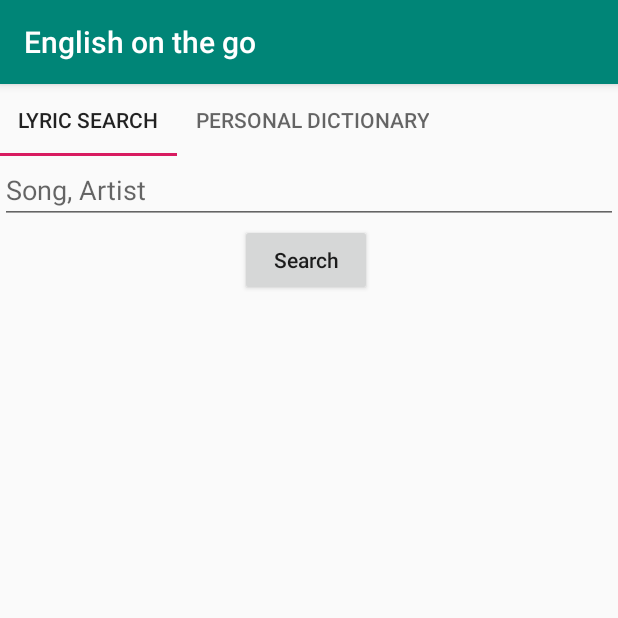
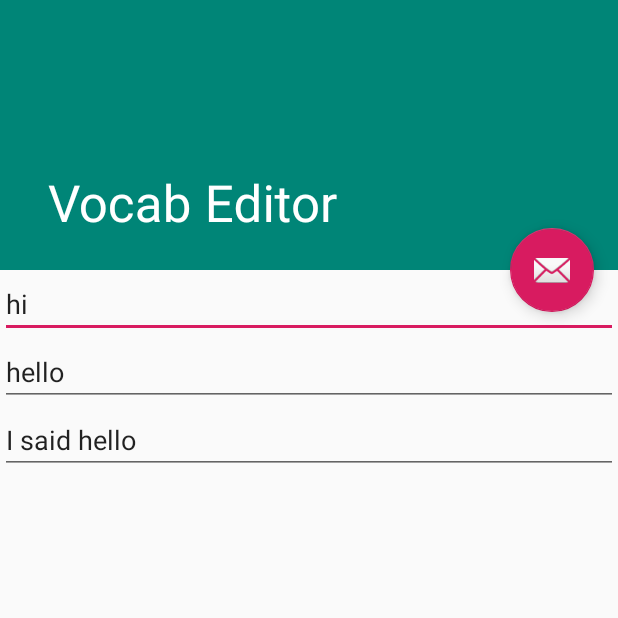
Before and after one commit to moj1987/MyNotebook, an Android app: the screen it shows after launch (MainActivity before the commit, VocabEditorActivity after it), on a phone screen of 412 x 824 dp, the top half of it. Run offline under Robolectric (Android 15) with nearby library versions, the phone set to English and light mode, and no system bars; our stand-ins replace Room's generated code.

Commit message:
Database classes implemented

```diff
--- a/app/src/main/AndroidManifest.xml
+++ b/app/src/main/AndroidManifest.xml
@@ -12,10 +12,14 @@
         android:supportsRtl="true"
         android:theme="@style/AppTheme">
         <activity
+            android:name=".VocabEditorActivity"
+            android:label="@string/title_activity_vocab_editor"
+            android:theme="@style/AppTheme.NoActionBar"></activity>
+        <activity
             android:name=".LyricsViewerActivity"
             android:label="@string/title_activity_lyrics_viewer"
             android:parentActivityName=".MainActivity"
-            android:theme="@style/AppTheme.NoActionBar"></activity>
+            android:theme="@style/AppTheme.NoActionBar" />
         <activity android:name=".MainActivity">
             <intent-filter>
                 <action android:name="android.intent.action.MAIN" />
--- a/app/src/main/java/com/example/englishonthego/MainActivity.java
+++ b/app/src/main/java/com/example/englishonthego/MainActivity.java
@@ -67,5 +67,10 @@ public class MainActivity extends AppCompatActivity  {
         new TabLayoutMediator(tabLayout, viewPager, (tab, position) ->
                 tab.setText(tabsName[position]))
                 .attach();
+
+//        To Test
+//        to be deleted:
+        Intent intent = new Intent(getApplicationContext(), VocabEditorActivity.class);
+        startActivity(intent);
     }
 }
--- /dev/null
+++ b/app/src/main/java/com/example/englishonthego/VocabEditorActivity.java
@@ -0,0 +1,76 @@
+package com.example.englishonthego;
+
+import android.os.Bundle;
+
+import com.example.englishonthego.database.VocabDatabase;
+import com.example.englishonthego.model.VocabModel;
+import com.google.android.material.floatingactionbutton.FloatingActionButton;
+
+import androidx.appcompat.app.AppCompatActivity;
+import androidx.appcompat.widget.Toolbar;
+
+import android.text.TextUtils;
+import android.util.Log;
+import android.view.View;
+import android.widget.EditText;
+import android.widget.Toast;
+
+import java.util.concurrent.Executor;
+import java.util.concurrent.Executors;
+
+public class VocabEditorActivity extends AppCompatActivity {
+//    private static final String TAG = "VocabEditorActivity";
+    private static final String TAG = "testTTTTTTTTTTTTTTTTT";
+
+    EditText vocabText, definitionText, exampleText;
+    String vocab, definition, example;
+    VocabModel newVocab;
+    private Executor executor = Executors.newSingleThreadExecutor();
+    private VocabDatabase vocabDatabase;
+
+    @Override
+    protected void onCreate(Bundle savedInstanceState) {
+        super.onCreate(savedInstanceState);
+        setContentView(R.layout.activity_vocab_editor);
+        Toolbar toolbar = (Toolbar) findViewById(R.id.toolbar);
+        vocabText = findViewById(R.id.edit_vocab);
+        definitionText = findViewById(R.id.edit_definition);
+        exampleText = findViewById(R.id.edit_example);
+
+        setSupportActionBar(toolbar);
+
+        vocabDatabase=VocabDatabase.getInstance(getApplicationContext());
+        FloatingActionButton fab = (FloatingActionButton) findViewById(R.id.fab);
+        fab.setOnClickListener(new View.OnClickListener() {
+            @Override
+            public void onClick(View view) {
+                saveVocab();
+            }
+        });
+        /**
+         * for testing. to be deleted
+         */
+        vocabText.setText("hi");
+        definitionText.setText("hello");
+        exampleText.setText("I said hello");
+        saveVocab();
+    }
+
+    private void saveVocab() {
+        String vocab = vocabText.getText().toString().trim();
+        String definition = definitionText.getText().toString().trim();
+        String example = exampleText.getText().toString().trim();
+        if (TextUtils.isEmpty(vocab) | TextUtils.isEmpty(definition) | TextUtils.isEmpty(example)) {
+            Toast.makeText(getApplicationContext(), "Please fill in all the parameters", Toast.LENGTH_LONG).show();
+        } else {
+            Log.i(TAG, "Vocab: "+ vocab);
+            Log.i(TAG, "Definition: "+ definition);
+            Log.i(TAG, "Example: "+ example);
+            newVocab = new VocabModel(vocab, definition, example);
+            Log.i(TAG, "Object "+ newVocab.toString());
+            executor.execute(() -> vocabDatabase.vocabDAO().insertVocab(newVocab));
+//            TODO: Go back to Dictionary Fragment
+//            TODO: update recyclerview adapter
+        }
+    }
+}
--- /dev/null
+++ b/app/src/main/java/com/example/englishonthego/database/DateConverter.java
@@ -0,0 +1,17 @@
+package com.example.englishonthego.database;
+
+import androidx.room.TypeConverter;
+
+import java.util.Date;
+
+public class DateConverter {
+    @TypeConverter
+    public static Date toDate(Long timestamp) {
+        return timestamp == null ? null : new Date(timestamp);
+    }
+
+    @TypeConverter
+    public static Long toTimestamp(Date date) {
+        return date == null ? null :  date.getTime();
+    }
+}
--- /dev/null
+++ b/app/src/main/java/com/example/englishonthego/database/VocabDAO.java
@@ -0,0 +1,38 @@
+package com.example.englishonthego.database;
+
+import androidx.lifecycle.LiveData;
+import androidx.room.Dao;
+import androidx.room.Delete;
+import androidx.room.Insert;
+import androidx.room.OnConflictStrategy;
+import androidx.room.Query;
+
+import com.example.englishonthego.model.VocabModel;
+
+import java.util.List;
+
+@Dao
+public interface VocabDAO {
+
+    @Insert(onConflict = OnConflictStrategy.REPLACE)
+    void insertVocab(VocabModel vocabModel);
+
+    @Insert(onConflict = OnConflictStrategy.REPLACE)
+    void insertAllVocab(List<VocabModel> allSampleVocabs);
+
+    @Delete
+    void deleteVocab(VocabModel vocabModel);
+
+    @Query("SELECT * FROM vocabsTable WHERE id=:id")
+    VocabModel getNoteByID(int id);
+
+    @Query("SELECT * FROM vocabsTable ORDER BY vocab DESC")
+    LiveData<List<VocabModel>> getAllVocab();
+
+    @Query("DELETE FROM vocabsTable")
+    int deleteALL();
+
+    @Query("SELECT COUNT(*) FROM vocabstable")
+    int getCount();
+
+}
--- /dev/null
+++ b/app/src/main/java/com/example/englishonthego/database/VocabDatabase.java
@@ -0,0 +1,35 @@
+package com.example.englishonthego.database;
+
+import android.content.Context;
+
+import androidx.room.Database;
+import androidx.room.Room;
+import androidx.room.RoomDatabase;
+import androidx.room.TypeConverters;
+
+import com.example.englishonthego.model.VocabModel;
+
+@Database(entities = {VocabModel.class}, version = 1)
+@TypeConverters(DateConverter.class)
+public abstract class VocabDatabase extends RoomDatabase {
+    public static final String DATABASE_NAME = "VocabsDatabase.db";
+    private static volatile VocabDatabase instance;
+    private static final Object LOCK = new Object();
+
+    public abstract VocabDAO vocabDAO();
+//    TODO: NotesDAO
+//    TODO: LyricsDAO
+
+    public static VocabDatabase getInstance(Context context) {
+        if (instance == null) {
+            synchronized (LOCK) {
+                if (instance == null) {
+                    instance = Room.databaseBuilder(context.getApplicationContext(),
+                            VocabDatabase.class, DATABASE_NAME).build();
+                }
+            }
+        }
+        return instance;
+    }
+
+}
--- a/app/src/main/java/com/example/englishonthego/model/VocabModel.kt
+++ b/app/src/main/java/com/example/englishonthego/model/VocabModel.kt
@@ -1,7 +1,26 @@
 package com.example.englishonthego.model
 
+import androidx.room.ColumnInfo
+import androidx.room.Entity
+import androidx.room.Ignore
+import androidx.room.PrimaryKey
+
+@Entity(tableName = "vocabsTable")
 data class VocabModel(
-        val vocab: String,
-        val definition: String,
-        val example: String) {
-}
+
+        @PrimaryKey(autoGenerate = true)
+        val id: Int?,
+        val vocab: String?,
+        val definition: String?,
+        val example: String?) {
+    constructor(vocab: String, definition: String, example: String) : this(0,vocab,definition,example) {
+
+    }
+//    @Ignore
+//    constructor() : this(null, null, null, null)
+//    constructor(vocab: String, definition: String, example: String) : this() {
+
+    }
+
+//    @Ignore
+//    constructor(vocab: String, definition: String, example: String) : this(null, vocab, definition, example)
--- a/app/src/main/java/com/example/englishonthego/tabs/DictionaryFragment.java
+++ b/app/src/main/java/com/example/englishonthego/tabs/DictionaryFragment.java
@@ -1,5 +1,6 @@
 package com.example.englishonthego.tabs;
 
+import android.content.Intent;
 import android.os.Bundle;
 import android.view.LayoutInflater;
 import android.view.View;
@@ -11,18 +12,15 @@ import androidx.recyclerview.widget.LinearLayoutManager;
 import androidx.recyclerview.widget.RecyclerView;
 
 import com.example.englishonthego.R;
-import com.example.englishonthego.model.VocabModel;
+import com.example.englishonthego.VocabEditorActivity;
 import com.example.englishonthego.sampleData.SampleVocab;
 import com.example.englishonthego.ui.VocabAdapter;
-
-import java.util.ArrayList;
-import java.util.List;
-import java.util.zip.Inflater;
+import com.google.android.material.floatingactionbutton.FloatingActionButton;
 
 public class DictionaryFragment extends Fragment {
     private RecyclerView recyclerView;
-    private RecyclerView.LayoutManager layoutManager;
     private VocabAdapter vocabAdapter;
+    private FloatingActionButton fab;
 
     public DictionaryFragment() {
     }
@@ -33,12 +31,15 @@ public class DictionaryFragment extends Fragment {
         // Inflate the layout for this fragment
         View view = inflater.inflate(R.layout.fragment_dictionary, container, false);
         recyclerView = view.findViewById(R.id.dictionary_recycler_view);
+        fab = view.findViewById(R.id.add_vocab);
 
-        initAdapters();
+        configureAdapters();
+        configureListeners();
         return view;
     }
 
-    private void initAdapters() {
+    private void configureAdapters() {
+//       configuring recyclerView Adapter for Dictionary Fragment
         recyclerView.setHasFixedSize(true);
         recyclerView.addItemDecoration(new DividerItemDecoration(recyclerView.getContext(), DividerItemDecoration.VERTICAL));
 
@@ -46,7 +47,13 @@ public class DictionaryFragment extends Fragment {
 
         vocabAdapter = new VocabAdapter(SampleVocab.INSTANCE.getAllVocab(), getActivity());
         recyclerView.setAdapter(vocabAdapter);
-
     }
 
+    private void configureListeners() {
+//        fab listener to call VocabEditor activity
+        fab.setOnClickListener(v -> {
+            Intent intent = new Intent(getActivity(), VocabEditorActivity.class);
+            startActivity(intent);
+        });
+    }
 }
--- a/app/src/main/java/com/example/englishonthego/ui/VocabAdapter.java
+++ b/app/src/main/java/com/example/englishonthego/ui/VocabAdapter.java
@@ -56,4 +56,9 @@ public class VocabAdapter extends RecyclerView.Adapter<VocabAdapter.VocabViewHol
             example = itemView.findViewById(R.id.item_example);
         }
     }
+
+    interface setOnVocabClickListener {
+         void onVocabClicked(int position);
+
+    }
 }
--- /dev/null
+++ b/app/src/main/java/com/example/englishonthego/viewmodel/MainViewModel.java
@@ -0,0 +1,6 @@
+package com.example.englishonthego.viewmodel;
+
+import androidx.lifecycle.ViewModel;
+
+public class MainViewModel extends ViewModel {
+}
--- /dev/null
+++ b/app/src/main/res/layout/activity_vocab_editor.xml
@@ -0,0 +1,47 @@
+<?xml version="1.0" encoding="utf-8"?>
+<androidx.coordinatorlayout.widget.CoordinatorLayout xmlns:android="http://schemas.android.com/apk/res/android"
+    xmlns:app="http://schemas.android.com/apk/res-auto"
+    xmlns:tools="http://schemas.android.com/tools"
+    android:layout_width="match_parent"
+    android:layout_height="match_parent"
+    android:fitsSystemWindows="true"
+    tools:context=".VocabEditorActivity">
+
+    <com.google.android.material.appbar.AppBarLayout
+        android:id="@+id/app_bar"
+        android:layout_width="match_parent"
+        android:layout_height="@dimen/app_bar_height"
+        android:fitsSystemWindows="true"
+        android:theme="@style/AppTheme.AppBarOverlay">
+
+        <com.google.android.material.appbar.CollapsingToolbarLayout
+            android:id="@+id/toolbar_layout"
+            android:layout_width="match_parent"
+            android:layout_height="match_parent"
+            android:fitsSystemWindows="true"
+            app:contentScrim="?attr/colorPrimary"
+            app:layout_scrollFlags="scroll|exitUntilCollapsed"
+            app:toolbarId="@+id/toolbar">
+
+            <androidx.appcompat.widget.Toolbar
+                android:id="@+id/toolbar"
+                android:layout_width="match_parent"
+                android:layout_height="?attr/actionBarSize"
+                app:layout_collapseMode="pin"
+                app:popupTheme="@style/AppTheme.PopupOverlay" />
+
+        </com.google.android.material.appbar.CollapsingToolbarLayout>
+    </com.google.android.material.appbar.AppBarLayout>
+
+    <include layout="@layout/content_vocab_editor" />
+
+    <com.google.android.material.floatingactionbutton.FloatingActionButton
+        android:id="@+id/fab"
+        android:layout_width="wrap_content"
+        android:layout_height="wrap_content"
+        android:layout_margin="@dimen/fab_margin"
+        app:layout_anchor="@id/app_bar"
+        app:layout_anchorGravity="bottom|end"
+        app:srcCompat="@android:drawable/ic_dialog_email" />
+
+</androidx.coordinatorlayout.widget.CoordinatorLayout>
--- /dev/null
+++ b/app/src/main/res/layout/content_vocab_editor.xml
@@ -0,0 +1,32 @@
+<?xml version="1.0" encoding="utf-8"?>
+<androidx.core.widget.NestedScrollView xmlns:android="http://schemas.android.com/apk/res/android"
+    xmlns:app="http://schemas.android.com/apk/res-auto"
+    xmlns:tools="http://schemas.android.com/tools"
+    android:layout_width="match_parent"
+    android:layout_height="match_parent"
+    app:layout_behavior="@string/appbar_scrolling_view_behavior"
+    tools:context=".VocabEditorActivity"
+    tools:showIn="@layout/activity_vocab_editor">
+
+    <LinearLayout
+        android:layout_width="match_parent"
+        android:layout_height="wrap_content"
+        android:orientation="vertical">
+
+        <EditText
+            android:id="@+id/edit_vocab"
+            android:layout_width="match_parent"
+            android:layout_height="wrap_content" />
+
+        <EditText
+            android:id="@+id/edit_definition"
+            android:layout_width="match_parent"
+            android:layout_height="wrap_content" />
+
+        <EditText
+            android:id="@+id/edit_example"
+            android:layout_width="match_parent"
+            android:layout_height="wrap_content" />
+    </LinearLayout>
+
+</androidx.core.widget.NestedScrollView>
--- /dev/null
+++ b/app/src/main/res/menu/menu_vocab_editor.xml
@@ -0,0 +1,10 @@
+<menu xmlns:android="http://schemas.android.com/apk/res/android"
+    xmlns:app="http://schemas.android.com/apk/res-auto"
+    xmlns:tools="http://schemas.android.com/tools"
+    tools:context="com.example.englishonthego.VocabEditorActivity">
+    <item
+        android:id="@+id/action_settings"
+        android:orderInCategory="100"
+        android:title="@string/action_settings"
+        app:showAsAction="never" />
+</menu>
--- a/app/src/main/res/values/strings.xml
+++ b/app/src/main/res/values/strings.xml
@@ -94,4 +94,5 @@
 
     <!-- TODO: Remove or change this placeholder text -->
     <string name="hello_blank_fragment">Hello blank fragment</string>
+    <string name="title_activity_vocab_editor">Vocab Editor</string>
 </resources>
```
Also changed, not shown: app/build.gradle (+7 -0 lines).
